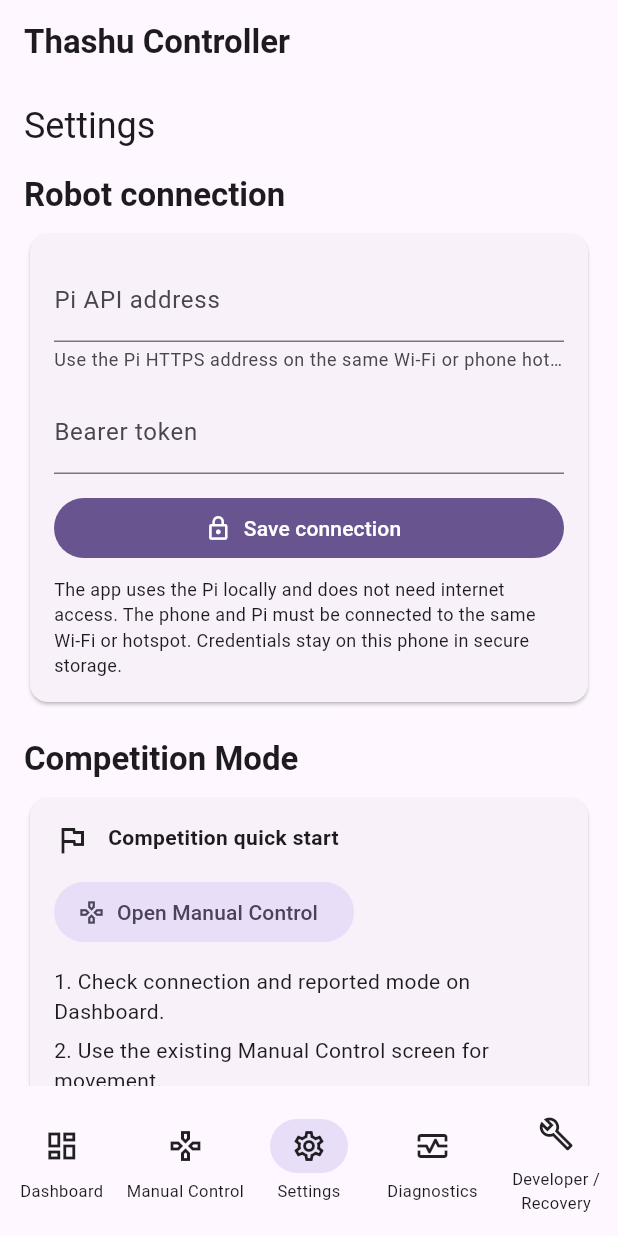
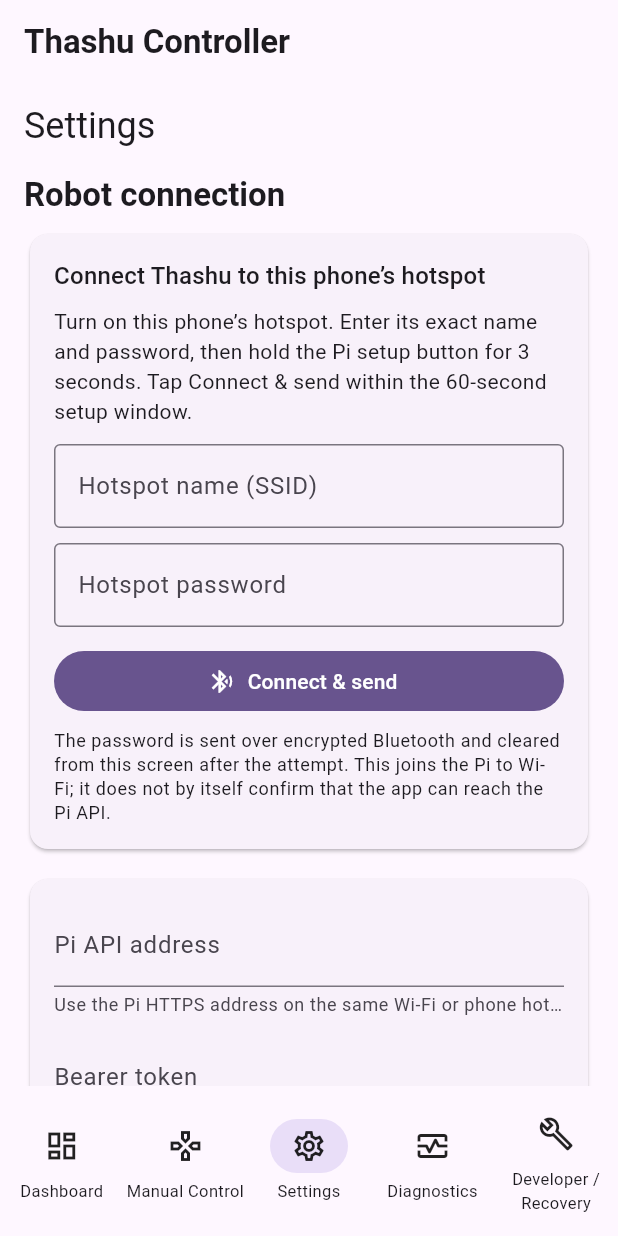
Before and after one commit to sg9242182-bot/ThashuRobot, a Flutter app: the screen it shows after launch, item 3 of the bottom bar chosen, on a phone screen of 412 x 824 dp. Run offline on Flutter 3.47's test engine with Material 3 defaults, Android fonts, the phone set to English and light mode, and no system bars; our stand-ins replace flutter_secure_storage.

Commit message:
Integrate app-only BLE hotspot setup into current Pi settings

```diff
--- a/mobile/flutter/lib/features/settings/settings_page.dart
+++ b/mobile/flutter/lib/features/settings/settings_page.dart
@@ -1,4 +1,6 @@
 import 'package:flutter/material.dart';
+
+import '../../services/wifi_provisioning_client.dart';
 
 class SettingsPage extends StatefulWidget {
   const SettingsPage({
@@ -27,6 +29,12 @@ class _SettingsPageState extends State<SettingsPage> {
   final TextEditingController _tokenController = TextEditingController();
   bool _saving = false;
   String? _message;
+  final TextEditingController _hotspotSsidController = TextEditingController();
+  final TextEditingController _hotspotPasswordController = TextEditingController();
+  final WifiProvisioningClient _wifiProvisioningClient = WifiProvisioningClient();
+  bool _provisioning = false;
+  bool _provisioningFailed = false;
+  String? _provisioningMessage;
 
   @override
   void initState() {
@@ -46,7 +54,35 @@ class _SettingsPageState extends State<SettingsPage> {
   void dispose() {
     _addressController.dispose();
     _tokenController.dispose();
+    _hotspotSsidController.dispose();
+    _hotspotPasswordController.dispose();
     super.dispose();
+  }
+
+  Future<void> _provisionHotspot() async {
+    if (_provisioning) return;
+    setState(() {
+      _provisioning = true;
+      _provisioningFailed = false;
+      _provisioningMessage = 'Searching for Thashu over Bluetooth…';
+    });
+    try {
+      final result = await _wifiProvisioningClient.provision(
+        ssid: _hotspotSsidController.text,
+        password: _hotspotPasswordController.text,
+      );
+      if (!mounted) return;
+      setState(() => _provisioningMessage = result);
+    } catch (error) {
+      if (!mounted) return;
+      setState(() {
+        _provisioningFailed = true;
+        _provisioningMessage = error.toString().replaceFirst('Bad state: ', '');
+      });
+    } finally {
+      _hotspotPasswordController.clear();
+      if (mounted) setState(() => _provisioning = false);
+    }
   }
 
   Future<void> _save() async {
@@ -94,6 +130,91 @@ class _SettingsPageState extends State<SettingsPage> {
     }
   }
 
+  Widget _buildHotspotProvisioningCard(BuildContext context) {
+    return Card(
+      child: Padding(
+        padding: const EdgeInsets.all(16),
+        child: Column(
+          crossAxisAlignment: CrossAxisAlignment.stretch,
+          children: [
+            Text(
+              'Connect Thashu to this phone’s hotspot',
+              style: Theme.of(context).textTheme.titleMedium,
+            ),
+            const SizedBox(height: 8),
+            const Text(
+              'Turn on this phone’s hotspot. Enter its exact name and password, '
+              'then hold the Pi setup button for 3 seconds. Tap Connect & send '
+              'within the 60-second setup window.',
+            ),
+            const SizedBox(height: 12),
+            TextField(
+              key: const ValueKey('hotspot-ssid-field'),
+              controller: _hotspotSsidController,
+              enabled: !_provisioning,
+              autocorrect: false,
+              textInputAction: TextInputAction.next,
+              decoration: const InputDecoration(
+                labelText: 'Hotspot name (SSID)',
+                border: OutlineInputBorder(),
+              ),
+            ),
+            const SizedBox(height: 10),
+            TextField(
+              key: const ValueKey('hotspot-password-field'),
+              controller: _hotspotPasswordController,
+              enabled: !_provisioning,
+              obscureText: true,
+              autocorrect: false,
+              enableSuggestions: false,
+              textInputAction: TextInputAction.done,
+              onSubmitted: (_) {
+                if (!_provisioning) _provisionHotspot();
+              },
+              decoration: const InputDecoration(
+                labelText: 'Hotspot password',
+                border: OutlineInputBorder(),
+              ),
+            ),
+            const SizedBox(height: 12),
+            FilledButton.icon(
+              key: const ValueKey('provision-hotspot-button'),
+              onPressed: _provisioning ? null : _provisionHotspot,
+              icon: _provisioning
+                  ? const SizedBox.square(
+                      dimension: 18,
+                      child: CircularProgressIndicator(strokeWidth: 2),
+                    )
+                  : const Icon(Icons.bluetooth_searching),
+              label: Text(_provisioning ? 'Connecting…' : 'Connect & send'),
+            ),
+            if (_provisioningMessage != null) ...[
+              const SizedBox(height: 10),
+              Semantics(
+                liveRegion: true,
+                child: Text(
+                  _provisioningMessage!,
+                  style: TextStyle(
+                    color: _provisioningFailed
+                        ? Theme.of(context).colorScheme.error
+                        : Theme.of(context).colorScheme.onSurfaceVariant,
+                  ),
+                ),
+              ),
+            ],
+            const SizedBox(height: 8),
+            Text(
+              'The password is sent over encrypted Bluetooth and cleared from '
+              'this screen after the attempt. This joins the Pi to Wi-Fi; it '
+              'does not by itself confirm that the app can reach the Pi API.',
+              style: Theme.of(context).textTheme.bodySmall,
+            ),
+          ],
+        ),
+      ),
+    );
+  }
+
   @override
   Widget build(BuildContext context) {
     return ListView(
@@ -103,6 +224,8 @@ class _SettingsPageState extends State<SettingsPage> {
         const SizedBox(height: 16),
         Text('Robot connection', style: Theme.of(context).textTheme.titleLarge),
         const SizedBox(height: 8),
+        _buildHotspotProvisioningCard(context),
+        const SizedBox(height: 12),
         Card(
           child: Padding(
             padding: const EdgeInsets.all(16),
```
